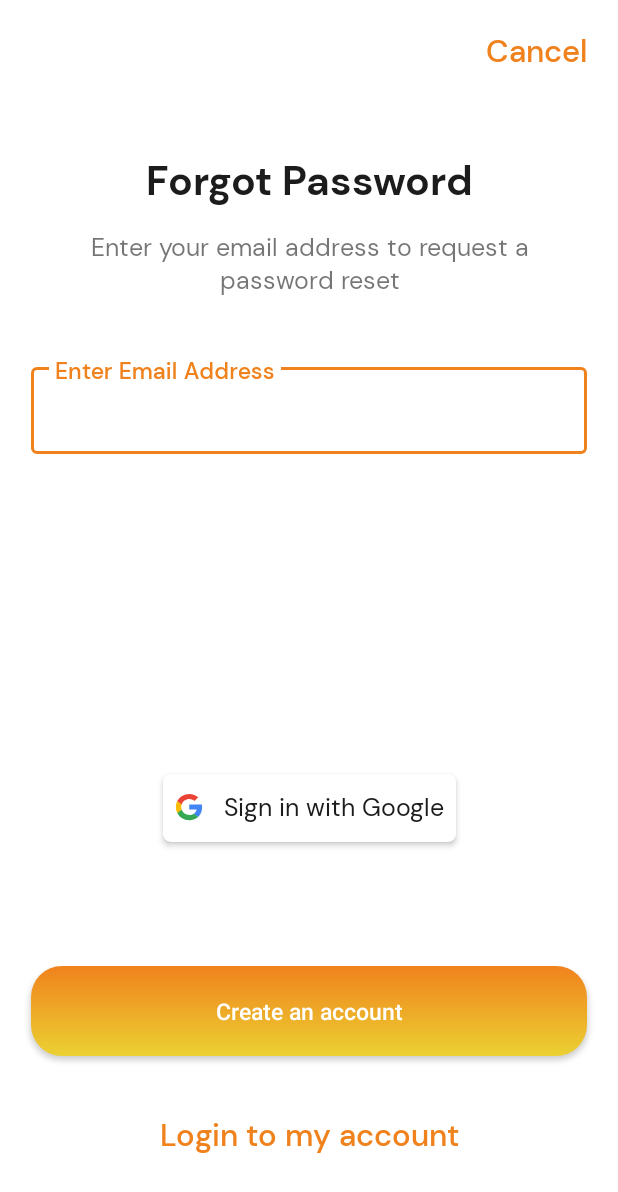
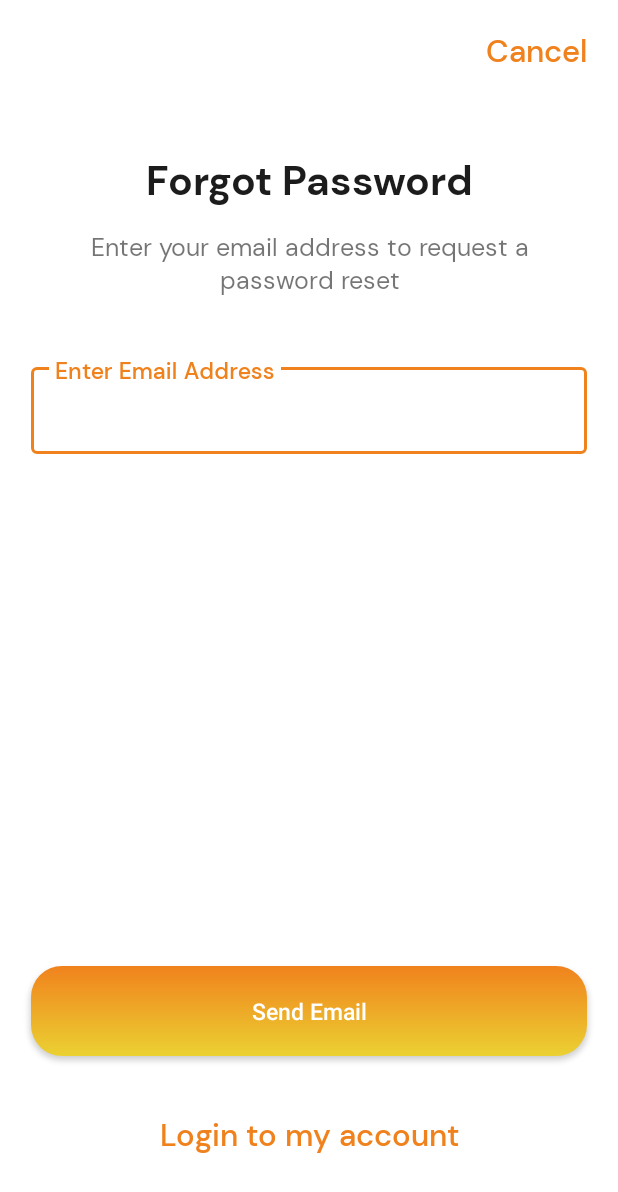
Before and after one commit to SanskarPatidar-Git/Exerboost, an Android app: the ForgotPasswordActivity screen opened directly, with no data from a screen before it, on a phone screen of 412 x 824 dp. Shown: the top 1192 px of the screen. Run offline under Robolectric (Android 15) with nearby library versions, the phone set to English and light mode, and no system bars; our stand-ins replace sdp/ssp sizes.

Commit message:
forgotpassrepoapiadded

```diff
--- a/app/src/main/java/com/arbutus/exerboost/activity/auth/forgot_password/ForgotPasswordActivity.java
+++ b/app/src/main/java/com/arbutus/exerboost/activity/auth/forgot_password/ForgotPasswordActivity.java
@@ -2,19 +2,63 @@ package com.arbutus.exerboost.activity.auth.forgot_password;
 
 import androidx.appcompat.app.AppCompatActivity;
 
+import android.app.Dialog;
 import android.os.Bundle;
+import android.view.View;
 
+import com.arbutus.exerboost.activity.auth.login.LoginActivity;
+import com.arbutus.exerboost.activity.auth.login.LoginRepository;
+import com.arbutus.exerboost.activity.auth.login.model.request.LoginModel;
+import com.arbutus.exerboost.activity.auth.resetPassword.ResetPasswordActivity;
 import com.arbutus.exerboost.databinding.ActivityForgotPasswordBinding;
 import com.arbutus.exerboost.databinding.ActivityLoginBinding;
+import com.arbutus.exerboost.utilities.AppBoilerPlateCode;
+import com.arbutus.exerboost.utilities.Validation;
 
 public class ForgotPasswordActivity extends AppCompatActivity {
+    public Dialog progressDialog;
+    private ActivityForgotPasswordBinding binding;
+    private ForgotPasswordRepository repository  = new ForgotPasswordRepository();
 
-    private ActivityForgotPasswordBinding binding;
     @Override
     protected void onCreate(Bundle savedInstanceState) {
         super.onCreate(savedInstanceState);
 
         binding = ActivityForgotPasswordBinding.inflate(getLayoutInflater());
         setContentView(binding.getRoot());
+
+        binding.sendEmailButton.setOnClickListener(new View.OnClickListener() {
+            @Override
+            public void onClick(View view) {
+
+
+                String email = binding.emailAddressEditText.getText().toString().trim();
+
+                if (binding.emailAddressInputLayout.isErrorEnabled()) {
+                    binding.emailAddressEditText.requestFocus();
+
+                } else if (Validation.isStringEmpty(email)) {
+                    binding.emailAddressInputLayout.setError("Enter email");
+                    binding.emailAddressEditText.requestFocus();
+
+                } else {
+
+                    if (AppBoilerPlateCode.isInternetConnected(ForgotPasswordActivity.this)) {
+
+                        progressDialog = AppBoilerPlateCode.setProgressDialog(ForgotPasswordActivity.this);
+                        ForgotPasswordModel forgotPasswordModel = new ForgotPasswordModel(email);
+                        forgotPasswordUser(forgotPasswordModel);
+                    } else {
+                        AppBoilerPlateCode.showSnackBarForInternet(ForgotPasswordActivity.this, binding.rootLayoutOfForgotPassword);
+                    }
+                }
+            }
+        });
     }
+
+    private void forgotPasswordUser(ForgotPasswordModel forgotPasswordModel ){
+        //todo login user
+        repository.forgotPassUserToServer(forgotPasswordModel);
+    }
+
 }
--- a/app/src/main/java/com/arbutus/exerboost/activity/auth/register/models/request/RegisterModel.java
+++ b/app/src/main/java/com/arbutus/exerboost/activity/auth/register/models/request/RegisterModel.java
@@ -10,7 +10,7 @@ public class RegisterModel {
     @SerializedName("password")
     private String password;
 
-    @SerializedName("confirm password")
+    @SerializedName("confirm_password")
     private String confirmPassword;
 
     @SerializedName("policyAccept")
--- a/app/src/main/java/com/arbutus/exerboost/activity/select_address/SelectAddressActivity.java
+++ b/app/src/main/java/com/arbutus/exerboost/activity/select_address/SelectAddressActivity.java
@@ -40,9 +40,9 @@ public class SelectAddressActivity extends AppCompatActivity {
                 // You should specify only stepsNumber or steps array of strings.
                 // In case you specify both steps array is chosen.
                 .steps(new ArrayList<String>() {{
-                    add("First step");
-                    add("Second step");
-                    add("Third step");
+                    add("Address");
+                    add("Payment");
+                    add("Summary");
                 }})
                 // You should specify only steps number or steps array of strings.
                 // In case you specify both steps array is chosen.
--- a/app/src/main/java/com/arbutus/exerboost/repository/remote/ApiSets.java
+++ b/app/src/main/java/com/arbutus/exerboost/repository/remote/ApiSets.java
@@ -1,6 +1,8 @@
 package com.arbutus.exerboost.repository.remote;
 
 import com.arbutus.exerboost.activity.add_new_address.AddNewAddressModel;
+import com.arbutus.exerboost.activity.auth.forgot_password.ForgotPasswordModel;
+import com.arbutus.exerboost.activity.auth.forgot_password.ForgotPasswordResponse;
 import com.arbutus.exerboost.activity.auth.login.model.request.LoginModel;
 import com.arbutus.exerboost.activity.auth.login.model.response.LoginResponse;
 import com.arbutus.exerboost.activity.auth.register.models.request.RegisterModel;
@@ -28,4 +30,7 @@ public interface ApiSets {
 
     @PATCH("app/user/update-residentialAddress")
     Call<ResponseBody> addNewAddress(@Body AddNewAddressModel model);
+
+    @POST("app/auth/forgot-password")
+    Call<ForgotPasswordResponse> forgotPasswordUser(ForgotPasswordModel forgotPasswordModel);
 }
--- a/app/src/main/res/layout/activity_forgot_password.xml
+++ b/app/src/main/res/layout/activity_forgot_password.xml
@@ -1,12 +1,10 @@
 <?xml version="1.0" encoding="utf-8"?>
-
-
-    <androidx.constraintlayout.widget.ConstraintLayout
-        xmlns:android="http://schemas.android.com/apk/res/android"
+<androidx.constraintlayout.widget.ConstraintLayout xmlns:android="http://schemas.android.com/apk/res/android"
     xmlns:app="http://schemas.android.com/apk/res-auto"
     xmlns:tools="http://schemas.android.com/tools"
     android:layout_width="match_parent"
     android:layout_height="match_parent"
+    android:id="@+id/rootLayoutOfForgotPassword"
     tools:context=".activity.auth.forgot_password.ForgotPasswordActivity">
 
     <TextView
@@ -69,42 +67,42 @@
 
     </com.google.android.material.textfield.TextInputLayout>
 
-    <com.google.android.material.card.MaterialCardView
-        android:id="@+id/sign_in_with_google"
-        android:layout_width="@dimen/_150sdp"
-        android:layout_height="@dimen/_35sdp"
-        android:layout_marginTop="@dimen/_100sdp"
-        android:background="@drawable/button_bg"
-        android:backgroundTint="@color/white"
-        android:orientation="horizontal"
-        app:cardCornerRadius="@dimen/_4sdp"
-        app:cardElevation="@dimen/_2sdp"
-        app:layout_constraintBottom_toTopOf="@id/createAccountButton"
-        app:layout_constraintEnd_toEndOf="parent"
-        app:layout_constraintStart_toStartOf="parent"
-        app:layout_constraintTop_toBottomOf="@id/emailAddressInputLayout">
+    <!--    <com.google.android.material.card.MaterialCardView-->
+    <!--        android:id="@+id/sign_in_with_google"-->
+    <!--        android:layout_width="@dimen/_150sdp"-->
+    <!--        android:layout_height="@dimen/_35sdp"-->
+    <!--        android:layout_marginTop="@dimen/_100sdp"-->
+    <!--        android:background="@drawable/button_bg"-->
+    <!--        android:backgroundTint="@color/white"-->
+    <!--        android:orientation="horizontal"-->
+    <!--        app:cardCornerRadius="@dimen/_4sdp"-->
+    <!--        app:cardElevation="@dimen/_2sdp"-->
+    <!--        app:layout_constraintBottom_toTopOf="@id/createAccountButton"-->
+    <!--        app:layout_constraintEnd_toEndOf="parent"-->
+    <!--        app:layout_constraintStart_toStartOf="parent"-->
+    <!--        app:layout_constraintTop_toBottomOf="@id/emailAddressInputLayout">-->
 
-        <TextView
-            android:layout_width="wrap_content"
-            android:layout_height="wrap_content"
-            android:drawableLeft="@drawable/ic_google"
-            android:drawablePadding="@dimen/_10sdp"
-            android:fontFamily="@font/dmsans_regular"
-            android:layout_gravity="center"
-            android:text="@string/registeractivity_sign_in_with_google"
-            android:textColor="@color/colorSecondary"
-            android:textSize="@dimen/_13sdp" />
-    </com.google.android.material.card.MaterialCardView>
+    <!--        <TextView-->
+    <!--            android:layout_width="wrap_content"-->
+    <!--            android:layout_height="wrap_content"-->
+    <!--            android:drawablmeLeft="@drawable/ic_google"-->
+    <!--            android:drawablePadding="@dimen/_10sdp"-->
+    <!--            android:fontFamily="@font/dmsans_regular"-->
+    <!--            android:layout_gravity="center"-->
+    <!--            android:text="@string/registeractivity_sign_in_with_google"-->
+    <!--            android:textColor="@color/colorSecondary"-->
+    <!--            android:textSize="@dimen/_13sdp" />-->
+    <!--    </com.google.android.material.card.MaterialCardView>-->
 
     <com.google.android.material.button.MaterialButton
-            android:id="@+id/createAccountButton"
+        android:id="@+id/sendEmailButton"
         android:layout_width="0dp"
         android:layout_height="@dimen/_46sdp"
         android:layout_marginTop="@dimen/_20sdp"
         android:layout_marginBottom="@dimen/_30sdp"
         android:background="@drawable/gradient_app_color"
         android:letterSpacing="0"
-            android:text="@string/forgotpassactivity_create_an_account"
+        android:text="@string/forgotpassactivity_send_email"
         android:textAllCaps="false"
         android:textSize="@dimen/_12ssp"
         app:backgroundTint="@null"
@@ -157,4 +155,5 @@
         android:layout_height="wrap_content"
         android:orientation="vertical"
         app:layout_constraintGuide_end="@dimen/_16sdp" />
+
 </androidx.constraintlayout.widget.ConstraintLayout>
--- a/app/src/main/res/values/strings.xml
+++ b/app/src/main/res/values/strings.xml
@@ -18,7 +18,7 @@
     <string name="forgotpassactivity_cancel">Cancel</string>
     <string name="forgotpassactivity_forgot_password">Forgot Password</string>
     <string name="forgotpassactivity_enter_your_email_ddress">Enter your email address to request a password reset</string>
-    <string name="forgotpassactivity_create_an_account">Create an account</string>
+    <string name="forgotpassactivity_send_email">Send Email</string>
     <string name="forgotpassactivity_login">Login to my account</string>
     <string name="forgotpassactivity_sign_in_with_google"><u>Sign in with Google</u></string>
 
```
Also changed, not shown: app/src/main/AndroidManifest.xml (+11 -6 lines), app/src/main/java/com/arbutus/exerboost/activity/auth/forgot_password/ForgotPasswordModel.java (added, +22 -0 lines), app/src/main/java/com/arbutus/exerboost/activity/auth/forgot_password/ForgotPasswordRepository.java (added, +66 -0 lines), app/src/main/java/com/arbutus/exerboost/activity/auth/forgot_password/ForgotPasswordResponse.java (added, +52 -0 lines), app/src/main/java/com/arbutus/exerboost/activity/auth/login/LoginActivity.java (+7 -1 lines), app/src/main/res/layout/activity_login.xml (+17 -5 lines). Lines whose indentation alone changed are shown as unchanged.
